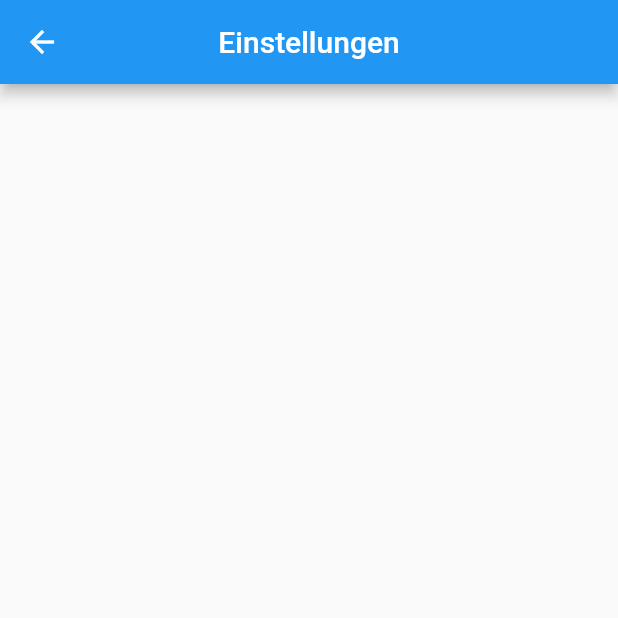
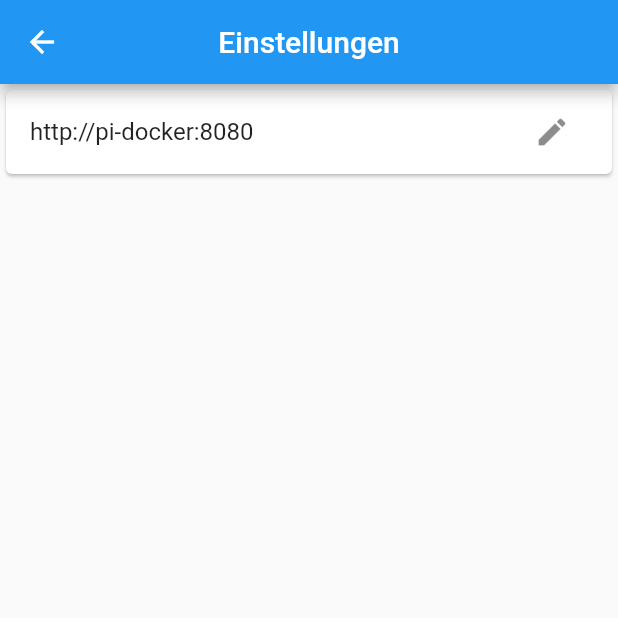
Before and after one commit to DavidSchmidt00/hottub_analytics, a Flutter app: the SettingsView screen opened directly, on a phone screen of 412 x 824 dp, the top half of it. Run offline on Flutter 3.47's test engine with Material 2 defaults, Android fonts, the phone set to English and light mode, and no system bars.

```diff
--- a/app/lib/settings/settings_view.dart
+++ b/app/lib/settings/settings_view.dart
@@ -1,6 +1,10 @@
 import 'package:flutter/material.dart';
 
+import '../settings/settings.dart' as settings;
+
 class SettingsView extends StatelessWidget {
+
+
   @override
   Widget build(BuildContext context) {
     return Scaffold(
@@ -8,6 +12,17 @@ class SettingsView extends StatelessWidget {
         title: Text("Einstellungen"),
         centerTitle: true,
       ),
+      body: ListView(
+        children: [
+          Card(
+            child: ListTile(
+              title: Text(settings.BACKEND_URL),
+              trailing: IconButton(icon: Icon(Icons.edit), onPressed: () {},),
+            ),
+
+          ),
+        ],
+      ),
     );
   }
 }
```
Also changed, not shown: 1 other file.
